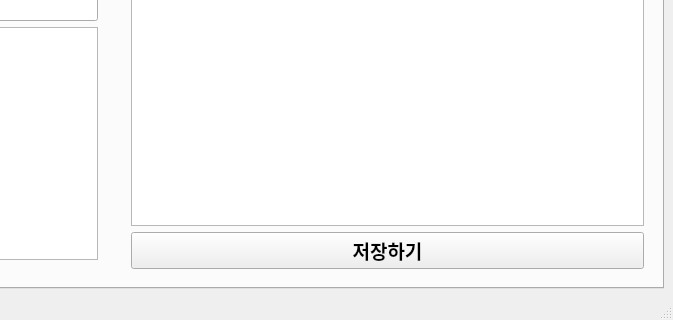
Before: the Qt Designer form Algorhythm/algorhythm.ui in MIN60/Algorhythm, drawn with Qt 5; both pictures show x 435 to 1108 and y 494 to 814 of the 1108 by 814 pixel window.
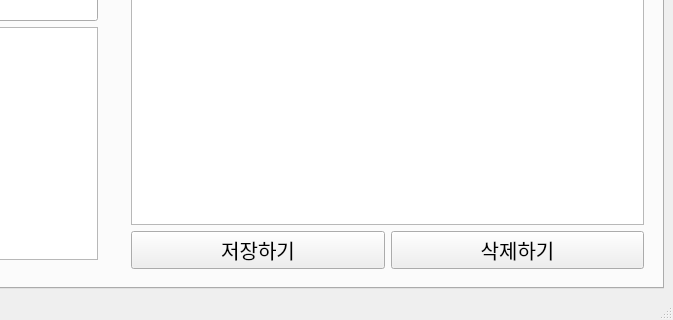
After: the same form once the commit is applied.

Commit message: Feat/#12: Add TODO delete

Diff of the .ui file:
```diff
--- a/Algorhythm/algorhythm.ui
+++ b/Algorhythm/algorhythm.ui
@@ -227,14 +227,22 @@
             <widget class="QListWidget" name="listWidgetTasks"/>
            </item>
            <item>
-            <widget class="QPushButton" name="pushButtonExit">
-             <property name="styleSheet">
-              <string notr="true">font-size: 14pt; font-weight: bold;</string>
-             </property>
+            <layout class="QHBoxLayout" name="bottomButtonLayout">
+             <item>
+              <widget class="QPushButton" name="pushButtonSave">
              <property name="text">
               <string>저장하기</string>
              </property>
             </widget>
+             </item>
+             <item>
+              <widget class="QPushButton" name="pushButtonClear">
+               <property name="text">
+                <string>삭제하기</string>
+               </property>
+              </widget>
+             </item>
+            </layout>
            </item>
           </layout>
          </widget>
```
Lines whose indentation alone changed are shown as unchanged. The commit also changes 2 other files.
